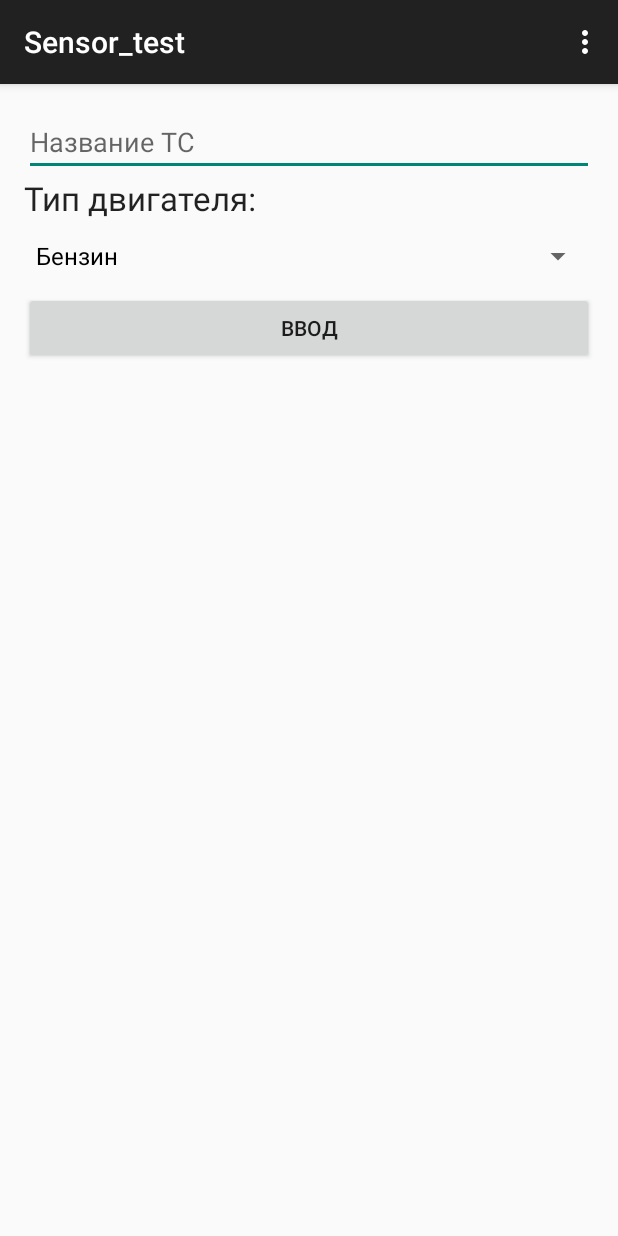
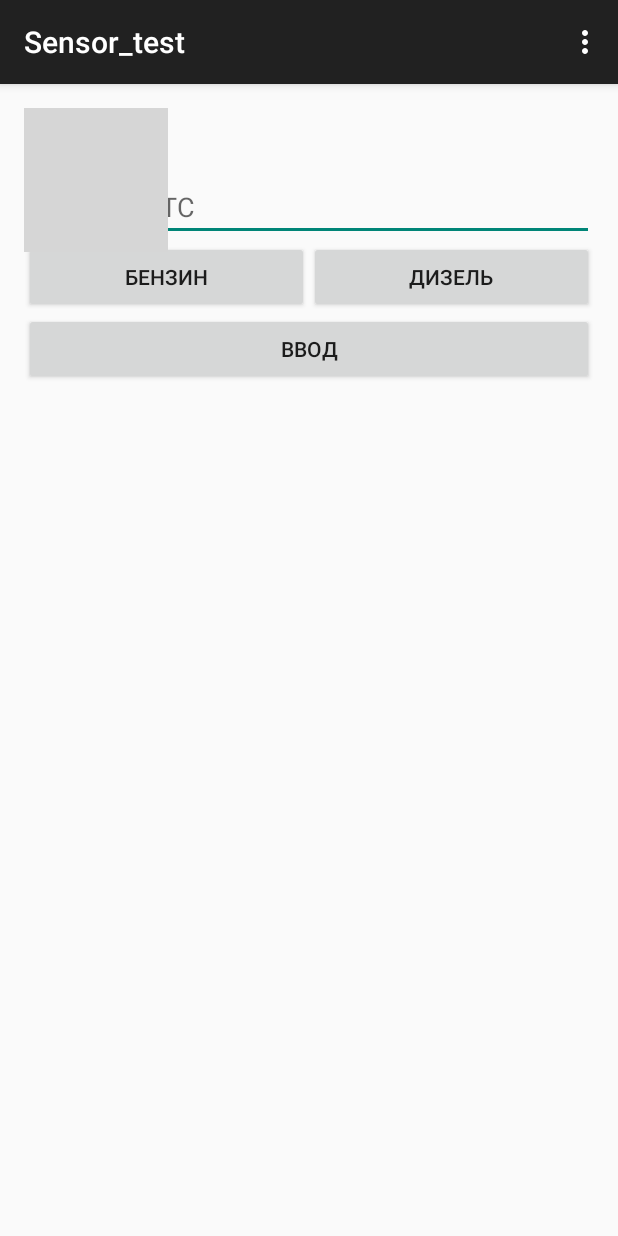
Before and after one commit to Geliozzz/SpeedCar, an Android app: the screen it shows after launch (InputDataActivity), on a phone screen of 412 x 824 dp. Run offline under Robolectric (Android 15) with nearby library versions, the phone set to English and light mode, and no system bars; grey boxes are pictures that could not be loaded.

Commit message:
ADD Two buttons for gui

```diff
--- a/app/src/main/java/ru/oxbao/sensor_test/InputDataActivity.java
+++ b/app/src/main/java/ru/oxbao/sensor_test/InputDataActivity.java
@@ -13,25 +13,45 @@ import android.widget.Spinner;
 
 public class InputDataActivity extends ActionBarActivity {
     private EditText m_editTableNameCar;
-    private Spinner m_spinnerTypeEngine;
+    //private Spinner m_spinnerTypeEngine;
     private Button m_btnTstActivity;
+    private Button m_btnPetrol;
+    private Button m_btnDiesel;
 
     @Override
     protected void onCreate(Bundle savedInstanceState) {
         super.onCreate(savedInstanceState);
         setContentView(R.layout.activity_input_data);
         m_editTableNameCar = (EditText)findViewById(R.id.edtInputName);
-        m_spinnerTypeEngine = (Spinner)findViewById(R.id.spinTypeEng);
+        //m_spinnerTypeEngine = (Spinner)findViewById(R.id.spinTypeEng);
         m_btnTstActivity = (Button)findViewById(R.id.btnTstAct);
+        m_btnDiesel = (Button)findViewById(R.id.btnDiesel);
+        m_btnPetrol = (Button) findViewById(R.id.btnPetrol);
 
-        ArrayAdapter<String> adapterTypeEng = new ArrayAdapter<String>(this, R.layout.support_simple_spinner_dropdown_item, getResources().getStringArray(R.array.typesEng));
-        m_spinnerTypeEngine.setAdapter(adapterTypeEng);
+        /*ArrayAdapter<String> adapterTypeEng = new ArrayAdapter<String>(this, R.layout.support_simple_spinner_dropdown_item, getResources().getStringArray(R.array.typesEng));
+        m_spinnerTypeEngine.setAdapter(adapterTypeEng);*/
 
         m_btnTstActivity.setOnClickListener(new View.OnClickListener() {
             @Override
             public void onClick(View view) {
                 Intent intent = new Intent(getApplicationContext(), TestExecutorActivity.class);
                 startActivity(intent);
+            }
+        });
+
+        m_btnPetrol.setOnClickListener(new View.OnClickListener() {
+            @Override
+            public void onClick(View view) {
+                m_btnDiesel.setText("");
+                m_btnPetrol.setText(getResources().getString(R.string.petrol));
+            }
+        });
+
+        m_btnDiesel.setOnClickListener(new View.OnClickListener() {
+            @Override
+            public void onClick(View view) {
+                m_btnPetrol.setText("");
+                m_btnDiesel.setText(getResources().getString(R.string.diesel));
             }
         });
     }
--- a/app/src/main/res/layout/activity_input_data.xml
+++ b/app/src/main/res/layout/activity_input_data.xml
@@ -13,35 +13,61 @@
         android:layout_height="wrap_content"
         android:id="@+id/edtInputName"
         android:hint="@string/carHint"
+        android:layout_marginTop="43dp"
         android:layout_alignParentTop="true"
         android:layout_alignParentLeft="true"
         android:layout_alignParentStart="true" />
-    <TextView
-        android:layout_width="wrap_content"
+
+
+    <LinearLayout
+        android:layout_width="fill_parent"
         android:layout_height="wrap_content"
-        android:textAppearance="?android:attr/textAppearanceLarge"
-        android:text="@string/typeEngine"
-        android:id="@+id/tvTypeEngine"
+        android:layout_alignParentRight="true"
+        android:layout_alignParentEnd="true"
         android:layout_below="@+id/edtInputName"
-        android:layout_alignParentLeft="true"
-        android:layout_alignParentStart="true" />
+        android:id="@+id/linearLayout">
 
-    <Spinner
+        <Button
+            android:layout_width="fill_parent"
+            android:layout_height="wrap_content"
+            android:layout_weight="0.5"
+            android:text="@string/petrol"
+            android:id="@+id/btnPetrol"
+            />
+
+        <Button
+            android:layout_width="fill_parent"
+            android:layout_height="wrap_content"
+            android:text="@string/diesel"
+            android:layout_weight="0.5"
+            android:id="@+id/btnDiesel"
+            />
+    </LinearLayout>
+
+<!--    <Spinner
         android:layout_width="fill_parent"
         android:layout_height="wrap_content"
         android:id="@+id/spinTypeEng"
-        android:layout_below="@+id/tvTypeEngine"
-        android:layout_alignParentLeft="true"
-        android:layout_alignParentStart="true" />
+        android:layout_below="@+id/linearLayout"
+        android:layout_alignParentRight="true"
+        android:layout_alignParentEnd="true"
+        android:layout_marginTop="33dp" />-->
 
     <Button
         android:layout_width="fill_parent"
         android:layout_height="wrap_content"
         android:text="@string/enter"
         android:id="@+id/btnTstAct"
-        android:layout_below="@+id/spinTypeEng"
+        android:layout_below="@+id/linearLayout"
         android:layout_alignParentLeft="true"
         android:layout_alignParentStart="true" />
 
+    <ImageView
+        android:layout_width="wrap_content"
+        android:layout_height="wrap_content"
+        android:id="@+id/imageView"
+
+        android:src="@drawable/abc_ic_voice_search" />
+
 
 </RelativeLayout>
--- a/app/src/main/res/values/strings.xml
+++ b/app/src/main/res/values/strings.xml
@@ -19,6 +19,8 @@
     <string name="fileNotFound">Файл не найден</string>
     <string name="filesNotFound">Файлы не найдены</string>
     <string name="failStorage">Карта памяти не доступна</string>
+    <string name="petrol">Бензин</string>
+    <string name="diesel">Дизель</string>
 
 
 
```
Also changed, not shown: app/src/main/res/layout/activity_in_data.xml (+27 -2 lines).
